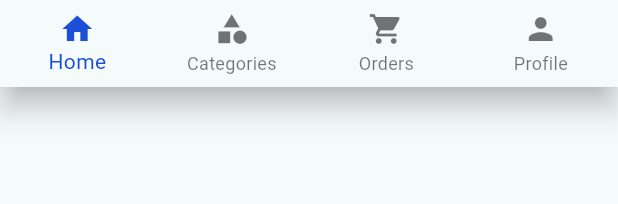
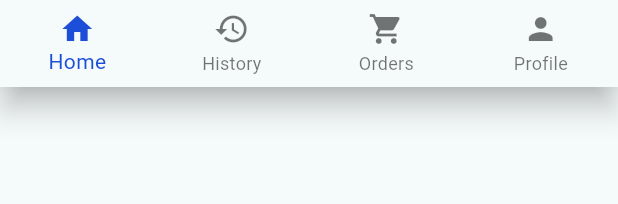
Before and after one commit to gentaananda48/jb_store, a Flutter app: the BottomNavBar widget shown alone on an empty page, opened directly with empty values, on a phone screen of 412 x 824 dp. Shown: the top 204 px of the screen. Run offline on Flutter 3.47's test engine with Material 3 defaults, Android fonts, the phone set to English and light mode, and no system bars; our stand-ins replace flutter_svg; network calls fail.

```diff
--- a/lib/Components/bottom_navbar.dart
+++ b/lib/Components/bottom_navbar.dart
@@ -17,8 +17,8 @@ class BottomNavBar extends StatelessWidget {
           label: 'Home',
         ),
         BottomNavigationBarItem(
-          icon: Icon(Icons.category),
-          label: 'Categories',
+          icon: Icon(Icons.history),
+          label: 'History',
         ),
         BottomNavigationBarItem(
           icon: Icon(Icons.shopping_cart),
--- a/lib/routes.dart
+++ b/lib/routes.dart
@@ -1,7 +1,7 @@
 import 'package:flutter/material.dart';
-import 'package:jb_store/Pages/Auth/login.dart';
-import 'package:jb_store/Pages/Profile/profile_page.dart';
-import 'package:jb_store/Pages/home_screen.dart';
+import 'package:jb_store/Screen/Auth/login.dart';
+import 'package:jb_store/Screen/Profile/profile_page.dart';
+import 'package:jb_store/Screen/home_screen.dart';
 
 Map<String, WidgetBuilder> appRoutes = {
   '/login': (context) => LoginPage(),
```
Also changed, not shown: lib/Components/drawer_widget.dart (+10 -6 lines).
